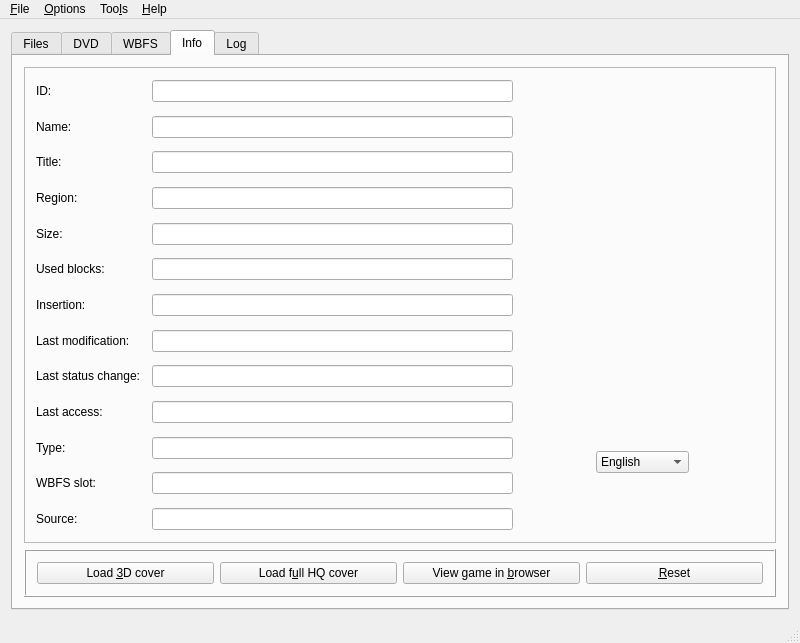
Before: the Qt Designer form resources/ui/wiibafu.ui in evertonstz/wiibafu, drawn with Qt 5.
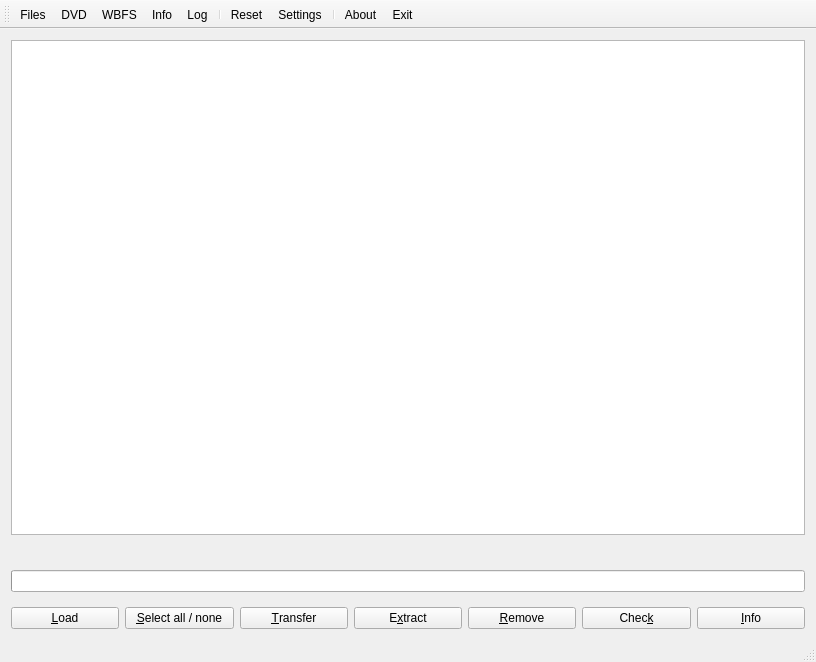
After: the same form once the commit is applied. The open tabs and pages were chosen to show the change. Icons and pictures are not drawn.

What changed in the file:
```diff
--- a/resources/ui/wiibafu.ui
+++ b/resources/ui/wiibafu.ui
@@ -6,8 +6,8 @@
    <rect>
     <x>0</x>
     <y>0</y>
-    <width>800</width>
-    <height>643</height>
+    <width>816</width>
+    <height>662</height>
    </rect>
   </property>
   <property name="sizePolicy">
@@ -33,21 +33,26 @@
      <verstretch>0</verstretch>
     </sizepolicy>
    </property>
-   <layout class="QGridLayout" name="gridLayout">
-    <item row="0" column="1">
-     <widget class="QTabWidget" name="tabWidget">
+   <layout class="QVBoxLayout" name="verticalLayout_9">
+    <item>
+     <widget class="QStackedWidget" name="stackedWidget">
       <property name="currentIndex">
        <number>0</number>
       </property>
-      <widget class="QWidget" name="tabFiles">
-       <attribute name="icon">
-        <iconset resource="../wiibafu.qrc">
-         <normaloff>:/images/image.png</normaloff>:/images/image.png</iconset>
-       </attribute>
-       <attribute name="title">
-        <string>Files</string>
-       </attribute>
-       <layout class="QVBoxLayout" name="verticalLayout">
+      <widget class="QWidget" name="Files">
+       <layout class="QVBoxLayout" name="verticalLayout_5">
+        <property name="leftMargin">
+         <number>0</number>
+        </property>
+        <property name="topMargin">
+         <number>0</number>
+        </property>
+        <property name="rightMargin">
+         <number>0</number>
+        </property>
+        <property name="bottomMargin">
+         <number>0</number>
+        </property>
         <item>
          <widget class="QTableView" name="filesTab_tableView"/>
         </item>
@@ -134,15 +139,20 @@
         </item>
        </layout>
       </widget>
-      <widget class="QWidget" name="tabDVD">
-       <attribute name="icon">
-        <iconset resource="../wiibafu.qrc">
-         <normaloff>:/images/dvd-drive.png</normaloff>:/images/dvd-drive.png</iconset>
-       </attribute>
-       <attribute name="title">
-        <string>DVD</string>
-       </attribute>
-       <layout class="QVBoxLayout" name="verticalLayout_2">
+      <widget class="QWidget" name="DVD">
+       <layout class="QVBoxLayout" name="verticalLayout_7">
+        <property name="leftMargin">
+         <number>0</number>
+        </property>
+        <property name="topMargin">
+         <number>0</number>
+        </property>
+        <property name="rightMargin">
+         <number>0</number>
+        </property>
+        <property name="bottomMargin">
+         <number>0</number>
+        </property>
         <item>
          <widget class="QFrame" name="dvdTab_frame_Info">
           <property name="frameShape">
@@ -320,29 +330,49 @@
         </item>
        </layout>
       </widget>
-      <widget class="QWidget" name="tabWBFS">
-       <attribute name="icon">
-        <iconset resource="../wiibafu.qrc">
-         <normaloff>:/images/hdd.png</normaloff>:/images/hdd.png</iconset>
-       </attribute>
-       <attribute name="title">
-        <string>WBFS</string>
-       </attribute>
-       <layout class="QVBoxLayout" name="verticalLayout_6">
+      <widget class="QWidget" name="WBFS">
+       <layout class="QVBoxLayout" name="verticalLayout_8">
+        <property name="leftMargin">
+         <number>0</number>
+        </property>
+        <property name="topMargin">
+         <number>0</number>
+        </property>
+        <property name="rightMargin">
+         <number>0</number>
+        </property>
+        <property name="bottomMargin">
+         <number>0</number>
+        </property>
         <item>
          <widget class="QTableView" name="wbfsTab_tableView"/>
         </item>
         <item>
          <widget class="QFrame" name="wbfsTab_frame_Info">
-          <property name="frameShape">
-           <enum>QFrame::StyledPanel</enum>
-          </property>
           <property name="frameShadow">
            <enum>QFrame::Sunken</enum>
           </property>
           <layout class="QVBoxLayout" name="verticalLayout_3">
+           <property name="leftMargin">
+            <number>0</number>
+           </property>
+           <property name="topMargin">
+            <number>9</number>
+           </property>
+           <property name="rightMargin">
+            <number>0</number>
+           </property>
+           <property name="bottomMargin">
+            <number>9</number>
+           </property>
            <item>
             <widget class="QLabel" name="wbfsTab_label_Info">
+             <property name="sizePolicy">
+              <sizepolicy hsizetype="Preferred" vsizetype="Fixed">
+               <horstretch>0</horstretch>
+               <verstretch>0</verstretch>
+              </sizepolicy>
+             </property>
              <property name="text">
               <string/>
              </property>
@@ -366,13 +396,22 @@
         </item>
         <item>
          <widget class="QFrame" name="wbfsTab_frame_Buttons">
-          <property name="frameShape">
-           <enum>QFrame::Box</enum>
-          </property>
           <property name="frameShadow">
            <enum>QFrame::Raised</enum>
           </property>
           <layout class="QHBoxLayout" name="horizontalLayout_3">
+           <property name="leftMargin">
+            <number>0</number>
+           </property>
+           <property name="topMargin">
+            <number>0</number>
+           </property>
+           <property name="rightMargin">
+            <number>0</number>
+           </property>
+           <property name="bottomMargin">
+            <number>0</number>
+           </property>
            <item>
             <widget class="QPushButton" name="wbfsTab_pushButton_Load">
              <property name="text">
@@ -382,6 +421,12 @@
               <iconset resource="../wiibafu.qrc">
                <normaloff>:/images/hdd-load.png</normaloff>:/images/hdd-load.png</iconset>
              </property>
+             <property name="iconSize">
+              <size>
+               <width>20</width>
+               <height>20</height>
+              </size>
+             </property>
              <property name="shortcut">
               <string>Ctrl+L</string>
              </property>
@@ -396,6 +441,12 @@
               <iconset resource="../wiibafu.qrc">
                <normaloff>:/images/select-all.png</normaloff>:/images/select-all.png</iconset>
              </property>
+             <property name="iconSize">
+              <size>
+               <width>20</width>
+               <height>20</height>
+              </size>
+             </property>
             </widget>
            </item>
            <item>
@@ -407,6 +458,12 @@
               <iconset resource="../wiibafu.qrc">
                <normaloff>:/images/transfer-to-image.png</normaloff>:/images/transfer-to-image.png</iconset>
              </property>
+             <property name="iconSize">
+              <size>
+               <width>20</width>
+               <height>20</height>
+              </size>
+             </property>
             </widget>
            </item>
            <item>
@@ -418,6 +475,12 @@
               <iconset resource="../wiibafu.qrc">
                <normaloff>:/images/hdd-extract.png</normaloff>:/images/hdd-extract.png</iconset>
              </property>
+             <property name="iconSize">
+              <size>
+               <width>20</width>
+               <height>20</height>
+              </size>
+             </property>
             </widget>
            </item>
            <item>
@@ -429,6 +492,12 @@
               <iconset resource="../wiibafu.qrc">
                <normaloff>:/images/delete.png</normaloff>:/images/delete.png</iconset>
              </property>
+             <property name="iconSize">
+              <size>
+               <width>20</width>
+               <height>20</height>
+              </size>
+             </property>
             </widget>
            </item>
            <item>
@@ -440,6 +509,12 @@
               <iconset resource="../wiibafu.qrc">
                <normaloff>:/images/check.png</normaloff>:/images/check.png</iconset>
              </property>
+             <property name="iconSize">
+              <size>
+               <width>20</width>
+               <height>20</height>
+              </size>
+             </property>
             </widget>
            </item>
            <item>
@@ -451,6 +526,12 @@
               <iconset resource="../wiibafu.qrc">
                <normaloff>:/images/info.png</normaloff>:/images/info.png</iconset>
              </property>
+             <property name="iconSize">
+              <size>
+               <width>20</width>
+               <height>20</height>
+              </size>
+             </property>
             </widget>
            </item>
           </layout>
@@ -458,24 +539,38 @@
         </item>
        </layout>
       </widget>
-      <widget class="QWidget" name="tabInfo">
-       <attribute name="icon">
-        <iconset resource="../wiibafu.qrc">
-         <normaloff>:/images/info.png</normaloff>:/images/info.png</iconset>
-       </attribute>
-       <attribute name="title">
-        <string>Info</string>
-       </attribute>
-       <layout class="QGridLayout" name="gridLayout_4">
-        <item row="0" column="0">
+      <widget class="QWidget" name="Info">
+       <layout class="QVBoxLayout" name="verticalLayout_10">
+        <property name="leftMargin">
+         <number>0</number>
+        </property>
+        <property name="topMargin">
+         <number>0</number>
+        </property>
+        <property name="rightMargin">
+         <number>0</number>
+        </property>
+        <property name="bottomMargin">
+         <number>0</number>
+        </property>
+        <item>
          <widget class="QFrame" name="infoTab_frame_Infos">
-          <property name="frameShape">
-           <enum>QFrame::StyledPanel</enum>
-          </property>
           <property name="frameShadow">
            <enum>QFrame::Raised</enum>
           </property>
           <layout class="QGridLayout" name="gridLayout_5">
+           <property name="leftMargin">
+            <number>0</number>
+           </property>
+           <property name="topMargin">
+            <number>0</number>
+           </property>
+           <property name="rightMargin">
+            <number>0</number>
+           </property>
+           <property name="bottomMargin">
+            <number>0</number>
+           </property>
            <item row="1" column="1">
             <spacer name="horizontalSpacer">
              <property name="orientation">
@@ -1235,15 +1330,24 @@
           </layout>
          </widget>
         </item>
-        <item row="1" column="0">
+        <item>
          <widget class="QFrame" name="infoTab_frame_Buttons">
-          <property name="frameShape">
-           <enum>QFrame::Box</enum>
-          </property>
           <property name="frameShadow">
            <enum>QFrame::Raised</enum>
           </property>
           <layout class="QHBoxLayout" name="horizontalLayout_7">
+           <property name="leftMargin">
+            <number>0</number>
+           </property>
+           <property name="topMargin">
+            <number>0</number>
+           </property>
+           <property name="rightMargin">
+            <number>0</number>
+           </property>
+           <property name="bottomMargin">
+            <number>0</number>
+           </property>
            <item>
             <widget class="QPushButton" name="infoTab_pushButton_Load3DCover">
              <property name="text">
@@ -1253,6 +1357,12 @@
               <iconset resource="../wiibafu.qrc">
                <normaloff>:/images/load-3dcover.png</normaloff>:/images/load-3dcover.png</iconset>
              </property>
+             <property name="iconSize">
+              <size>
+               <width>20</width>
+               <height>20</height>
+              </size>
+             </property>
              <property name="shortcut">
               <string>Ctrl+3</string>
              </property>
@@ -1267,6 +1377,12 @@
               <iconset resource="../wiibafu.qrc">
                <normaloff>:/images/load-cover.png</normaloff>:/images/load-cover.png</iconset>
              </property>
+             <property name="iconSize">
+              <size>
+               <width>20</width>
+               <height>20</height>
+              </size>
+             </property>
              <property name="shortcut">
               <string>Ctrl+U</string>
              </property>
@@ -1281,6 +1397,12 @@
               <iconset resource="../wiibafu.qrc">
                <normaloff>:/images/browser.png</normaloff>:/images/browser.png</iconset>
              </property>
+             <property name="iconSize">
+              <size>
+               <width>20</width>
+               <height>20</height>
+              </size>
+             </property>
              <property name="shortcut">
               <string>Ctrl+B</string>
              </property>
@@ -1295,6 +1417,12 @@
               <iconset resource="../wiibafu.qrc">
                <normaloff>:/images/reset.png</normaloff>:/images/reset.png</iconset>
              </property>
+             <property name="iconSize">
+              <size>
+               <width>20</width>
+               <height>20</height>
+              </size>
+             </property>
              <property name="shortcut">
               <string>Ctrl+R</string>
              </property>
@@ -1305,15 +1433,20 @@
         </item>
        </layout>
       </widget>
-      <widget class="QWidget" name="tabLog">
-       <attribute name="icon">
-        <iconset resource="../wiibafu.qrc">
-         <normaloff>:/images/log.png</normaloff>:/images/log.png</iconset>
-       </attribute>
-       <attribute name="title">
-        <string>Log</string>
-       </attribute>
-       <layout class="QVBoxLayout" name="verticalLayout_4">
+      <widget class="QWidget" name="Log">
+       <layout class="QVBoxLayout" name="verticalLayout_11">
+        <property name="leftMargin">
+         <number>0</number>
+        </property>
+        <property name="topMargin">
+         <number>0</number>
+        </property>
+        <property name="rightMargin">
+         <number>0</number>
+        </property>
+        <property name="bottomMargin">
+         <number>0</number>
+        </property>
         <item>
          <widget class="QPlainTextEdit" name="logTab_plainTextEdit_Log">
           <property name="undoRedoEnabled">
@@ -1398,57 +1531,32 @@
     </item>
    </layout>
   </widget>
-  <widget class="QMenuBar" name="menuBar">
-   <property name="geometry">
-    <rect>
-     <x>0</x>
-     <y>0</y>
-     <width>800</width>
-     <height>21</height>
-    </rect>
-   </property>
-   <widget class="QMenu" name="menuFile">
-    <property name="title">
-     <string>&amp;File</string>
-    </property>
-    <addaction name="menuFile_Exit"/>
-   </widget>
-   <widget class="QMenu" name="menuOptions">
-    <property name="title">
-     <string>&amp;Options</string>
-    </property>
-    <addaction name="menuOptions_Settings"/>
-   </widget>
-   <widget class="QMenu" name="menuTools">
-    <property name="statusTip">
-     <string>Tools</string>
-    </property>
-    <property name="title">
-     <string>Too&amp;ls</string>
-    </property>
-    <addaction name="menuTools_CheckWBFS"/>
-    <addaction name="menuTools_DumpWBFS"/>
-    <addaction name="menuTools_CreateWBFS"/>
-    <addaction name="separator"/>
-    <addaction name="menuTools_VerifyGame"/>
-    <addaction name="separator"/>
-    <addaction name="menuTools_Compare"/>
-    <addaction name="separator"/>
-    <addaction name="menuTools_UpdateTitles"/>
-   </widget>
-   <widget class="QMenu" name="menuHelp">
-    <property name="title">
-     <string>&amp;Help</string>
-    </property>
-    <addaction name="menuHelp_About"/>
-    <addaction name="menuHelp_About_Qt"/>
-   </widget>
-   <addaction name="menuFile"/>
-   <addaction name="menuOptions"/>
-   <addaction name="menuTools"/>
-   <addaction name="menuHelp"/>
-  </widget>
   <widget class="QStatusBar" name="statusBar"/>
+  <widget class="QToolBar" name="toolBar">
+   <property name="windowTitle">
+    <string>toolBar</string>
+   </property>
+   <property name="toolButtonStyle">
+    <enum>Qt::ToolButtonTextBesideIcon</enum>
+   </property>
+   <attribute name="toolBarArea">
+    <enum>TopToolBarArea</enum>
+   </attribute>
+   <attribute name="toolBarBreak">
+    <bool>false</bool>
+   </attribute>
+   <addaction name="actionFiles"/>
+   <addaction name="actionDVD"/>
+   <addaction name="actionWBFS"/>
+   <addaction name="actionInfo"/>
+   <addaction name="actionLog"/>
+   <addaction name="separator"/>
+   <addaction name="actionReset"/>
+   <addaction name="actionSettings"/>
+   <addaction name="separator"/>
+   <addaction name="actionAbout"/>
+   <addaction name="actionExit"/>
+  </widget>
   <action name="menuHelp_About">
    <property name="icon">
     <iconset resource="../wiibafu.qrc">
@@ -1581,6 +1689,90 @@
     <bool>true</bool>
    </property>
   </action>
+  <action name="actionFiles">
+   <property name="icon">
+    <iconset resource="../wiibafu.qrc">
+     <normaloff>:/images/image.png</normaloff>:/images/image.png</iconset>
+   </property>
+   <property name="text">
+    <string>Files</string>
+   </property>
+  </action>
+  <action name="actionDVD">
+   <property name="icon">
+    <iconset resource="../wiibafu.qrc">
+     <normaloff>:/images/dvd.png</normaloff>:/images/dvd.png</iconset>
+   </property>
+   <property name="text">
+    <string>DVD</string>
+   </property>
+  </action>
+  <action name="actionWBFS">
+   <property name="icon">
+    <iconset resource="../wiibafu.qrc">
+     <normaloff>:/images/hdd.png</normaloff>:/images/hdd.png</iconset>
+   </property>
+   <property name="text">
+    <string>WBFS</string>
+   </property>
+  </action>
+  <action name="actionInfo">
+   <property name="icon">
+    <iconset resource="../wiibafu.qrc">
+     <normaloff>:/images/info.png</normaloff>:/images/info.png</iconset>
+   </property>
+   <property name="text">
+    <string>Info</string>
+   </property>
+  </action>
+  <action name="actionLog">
+   <property name="icon">
+    <iconset resource="../wiibafu.qrc">
+     <normaloff>:/images/log.png</normaloff>:/images/log.png</iconset>
+   </property>
+   <property name="text">
+    <string>Log</string>
+   </property>
+  </action>
+  <action name="actionReset">
+   <property name="icon">
+    <iconset resource="../wiibafu.qrc">
+     <normaloff>:/images/reset.png</normaloff>:/images/reset.png</iconset>
+   </property>
+   <property name="text">
+    <string>Reset</string>
+   </property>
+  </action>
+  <action name="actionAbout">
+   <property name="icon">
+    <iconset resource="../wiibafu.qrc">
+     <normaloff>:/images/about.png</normaloff>:/images/about.png</iconset>
+   </property>
+   <property name="text">
+    <string>About</string>
+   </property>
+  </action>
+  <action name="actionExit">
+   <property name="icon">
+    <iconset resource="../wiibafu.qrc">
+     <normaloff>:/images/exit.png</normaloff>:/images/exit.png</iconset>
+   </property>
+   <property name="text">
+    <string>Exit</string>
+   </property>
+   <property name="shortcut">
+    <string>Ctrl+Q</string>
+   </property>
+  </action>
+  <action name="actionSettings">
+   <property name="icon">
+    <iconset resource="../wiibafu.qrc">
+     <normaloff>:/images/settings.png</normaloff>:/images/settings.png</iconset>
+   </property>
+   <property name="text">
+    <string>Settings</string>
+   </property>
+  </action>
  </widget>
  <layoutdefault spacing="6" margin="11"/>
  <resources>
```
Left out of the diff: 298 changed lines with no effect on the pictures.
